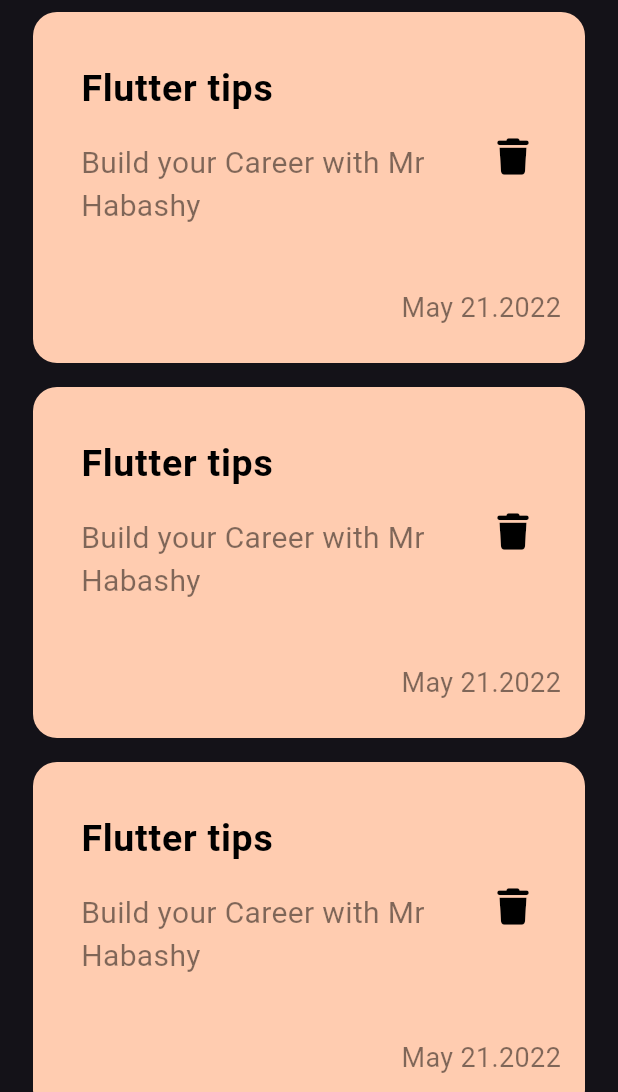
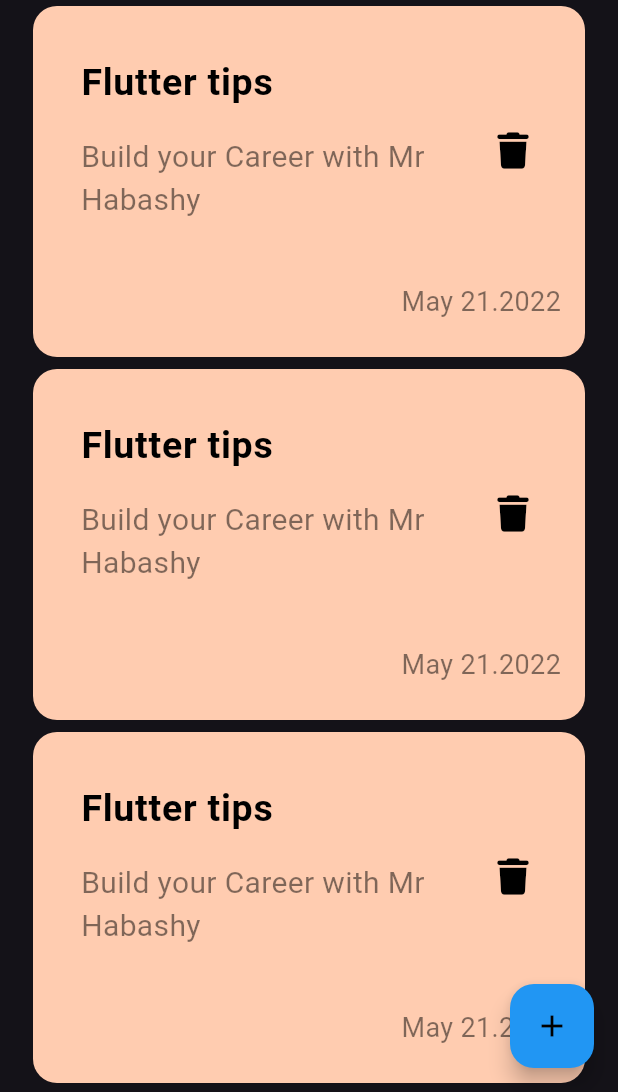
Before and after one commit to hapashy/notes_app, a Flutter app: the screen it shows after launch, on a phone screen of 412 x 824 dp, the part 144-1236 px from its top. Run offline on Flutter 3.47's test engine with Material 3 defaults, Android fonts, the phone set to English and light mode, and no system bars; our stand-ins replace font_awesome_flutter.

Commit message:
create floting action button

```diff
--- a/lib/views/notes_view.dart
+++ b/lib/views/notes_view.dart
@@ -6,8 +6,16 @@ class NotesView extends StatelessWidget {
 
   @override
   Widget build(BuildContext context) {
-    return const Scaffold(
-      body: NotesViewBody(),
+    return Scaffold(
+      floatingActionButton: FloatingActionButton(
+        backgroundColor: Colors.blue,
+        onPressed: () {},
+        child: const Icon(
+          Icons.add,
+          color: Colors.black,
+        ),
+      ),
+      body: const NotesViewBody(),
     );
   }
 }
--- a/lib/views/widgets/notes_list_view.dart
+++ b/lib/views/widgets/notes_list_view.dart
@@ -1,16 +1,18 @@
-
 import 'package:flutter/material.dart';
 import 'package:notes_app/views/widgets/custom_note_item.dart';
 
 class NotesListView extends StatelessWidget {
   const NotesListView({super.key});
+  final  data = const [
 
+
+  ];
   @override
   Widget build(BuildContext context) {
     return ListView.builder(itemBuilder: (context, index) {
       return const Padding(
-        padding:  EdgeInsets.symmetric(vertical: 8),
-        child:  NoteItem(),
+        padding: EdgeInsets.symmetric(vertical: 4),
+        child: NoteItem(),
       );
     });
   }
```
